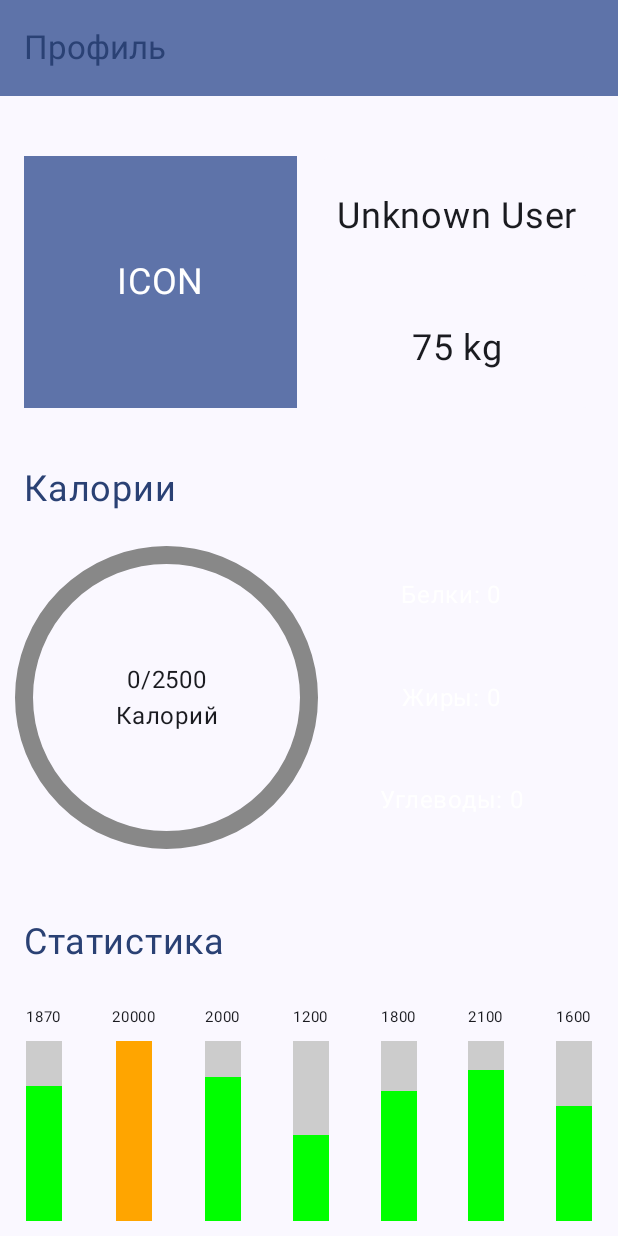
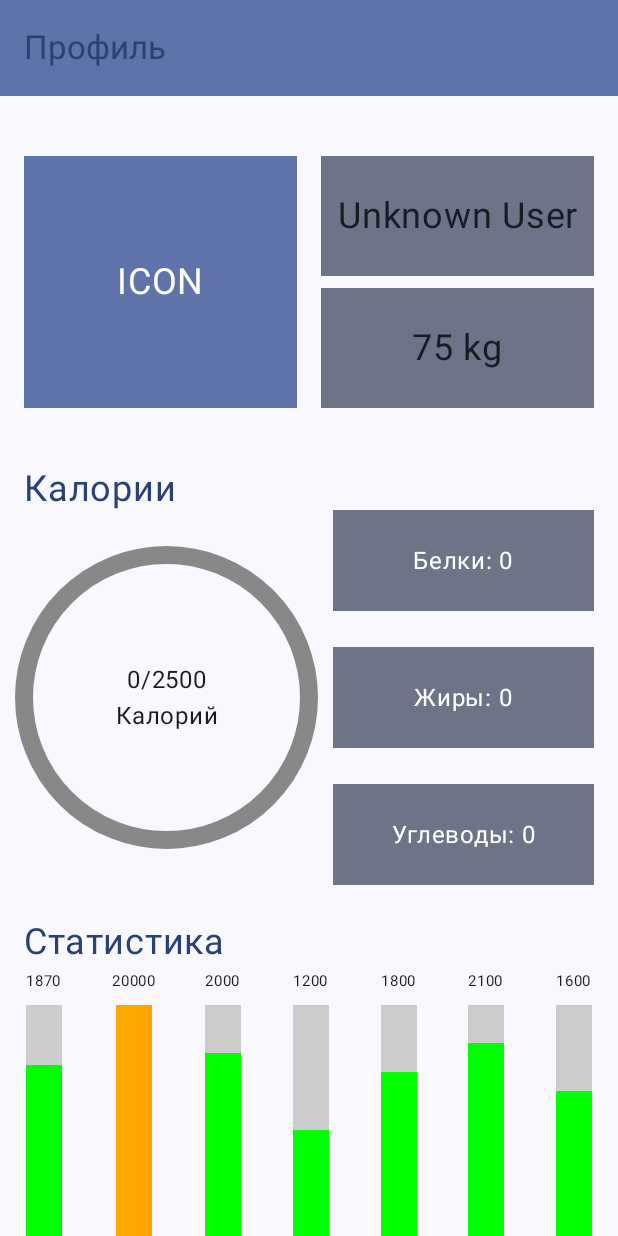
Before and after one commit to nFeen/ctracker, an Android app built with Jetpack Compose: the composable ProfileView shown on its own in the app's theme, on a phone screen of 412 x 824 dp. Run offline under Robolectric (Android 15) with nearby library versions, the phone set to English and light mode, and no system bars; 2 statements that could not run were skipped.

Commit message:
Added Spacers. Added Boxes with background in profile

```diff
--- a/app/src/main/java/com/example/ctracker/viewmodel/HomeViewModel.kt
+++ b/app/src/main/java/com/example/ctracker/viewmodel/HomeViewModel.kt
@@ -56,20 +56,4 @@ class HomeViewModel(
     private fun toggleVisibility(index: Int) {
         mealList[index].isProductListVisible.value = !mealList[index].isProductListVisible.value
     }
-
-    // Обновление текущего значения калорий
-    fun updateCalories(newCalories: Int) {
-        calorie.value = newCalories
-        user?.currentCalorie = newCalories // Сохраняем значение в репозитории пользователя
-    }
 }
-
-data class MealModel(
-    val name: String, // Название приема пищи
-    val productList: List<Meal>, // Список продуктов
-    var isProductListVisible: MutableState<Boolean>, // Булевое значение для видимости списка продуктов
-    val toggleProductList: () -> Unit // Функция для переключения видимости
-) {
-    val totalCalories: Int
-        get() = productList.sumOf { it.calories.toInt() } // Суммируем калории всех продуктов
-}
--- /dev/null
+++ b/app/src/main/java/com/example/ctracker/viewmodel/MealModel.kt
@@ -0,0 +1,14 @@
+package com.example.ctracker.viewmodel
+
+import androidx.compose.runtime.MutableState
+import com.example.ctracker.entity.Meal
+
+data class MealModel(
+    val name: String, // Название приема пищи
+    val productList: List<Meal>, // Список продуктов
+    var isProductListVisible: MutableState<Boolean>, // Булевое значение для видимости списка продуктов
+    val toggleProductList: () -> Unit // Функция для переключения видимости
+) {
+    val totalCalories: Int
+        get() = productList.sumOf { it.calories.toInt() } // Суммируем калории всех продуктов
+}
--- a/app/src/main/java/com/example/ctracker/views/LoginView.kt
+++ b/app/src/main/java/com/example/ctracker/views/LoginView.kt
@@ -112,6 +112,7 @@ fun LoginContent(
                 ) {
                     Text(text = "Войти")
                 }
+                Spacer(modifier = Modifier.height(200.dp))
             }
 
             Column(
--- a/app/src/main/java/com/example/ctracker/views/ProfileView.kt
+++ b/app/src/main/java/com/example/ctracker/views/ProfileView.kt
@@ -100,17 +100,15 @@ fun ProfileContent(
                         modifier = Modifier
                             .fillMaxWidth()
                             .weight(1f)
-                            .background(
-                                MaterialTheme.colorScheme.surface,
-                                shape = RoundedCornerShape(8.dp)
-                            ),
+                            .background(MaterialTheme.colorScheme.secondaryContainer),
                         contentAlignment = Alignment.Center
                     ) {
                         Text(
                             text = userName,
                             fontSize = 24.sp,
                             color = MaterialTheme.colorScheme.onSurface,
-                            modifier = Modifier.padding(horizontal = 8.dp)
+                            modifier = Modifier.padding(horizontal = 8.dp),
+                            textAlign = TextAlign.Center
                         )
                     }
 
@@ -120,10 +118,7 @@ fun ProfileContent(
                         modifier = Modifier
                             .fillMaxWidth()
                             .weight(1f)
-                            .background(
-                                MaterialTheme.colorScheme.surface,
-                                shape = RoundedCornerShape(8.dp)
-                            ),
+                            .background(MaterialTheme.colorScheme.secondaryContainer),
                         contentAlignment = Alignment.Center
                     ) {
                         Text(
@@ -198,25 +193,56 @@ fun ProfileContent(
                 Column(
                     modifier = Modifier
                         .weight(1f)
-                        .fillMaxHeight(),
+                        .fillMaxHeight()
+                        .padding(start = 16.dp),
                     verticalArrangement = Arrangement.SpaceEvenly,
                     horizontalAlignment = Alignment.CenterHorizontally
                 ) {
+                    Box(
+                        modifier = Modifier
+                            .fillMaxWidth()
+                            .background(MaterialTheme.colorScheme.secondaryContainer)
+                            .padding(16.dp)
+                            .weight(1f)
+                    ) {
                         Text(
+                            modifier = Modifier.align(Alignment.Center),
                             text = "Белки: $protein",
                             fontSize = TextUnit(20f, TextUnitType.Unspecified),
                             color = MaterialTheme.colorScheme.onPrimaryContainer
                         )
+                    }
+                    Spacer(modifier = Modifier.height(24.dp))
+
+                    Box(
+                        modifier = Modifier
+                            .fillMaxWidth()
+                            .background(MaterialTheme.colorScheme.secondaryContainer)
+                            .padding(16.dp)
+                            .weight(1f),
+                    ) {
                         Text(
+                            modifier = Modifier.align(Alignment.Center),
                             text = "Жиры: $fats",
                             fontSize = TextUnit(20f, TextUnitType.Unspecified),
                             color = MaterialTheme.colorScheme.onPrimaryContainer
                         )
+                    }
+                    Spacer(modifier = Modifier.height(24.dp))
+                    Box(
+                        modifier = Modifier
+                            .fillMaxWidth()
+                            .background(MaterialTheme.colorScheme.secondaryContainer)
+                            .padding(16.dp)
+                            .weight(1f)
+                    ) {
                         Text(
+                            modifier = Modifier.align(Alignment.Center),
                             text = "Углеводы: $carbs",
                             fontSize = TextUnit(20f, TextUnitType.Unspecified),
                             color = MaterialTheme.colorScheme.onPrimaryContainer
                         )
+                    }
                 }
             }
 
@@ -235,6 +261,7 @@ fun ProfileContent(
                     .height(maxBarHeight.dp),
                 horizontalArrangement = Arrangement.SpaceBetween,
                 verticalAlignment = Alignment.Bottom
+
             ) {
                 chartData.forEach { (calories, date) ->
                     Column(
@@ -249,7 +276,7 @@ fun ProfileContent(
                         Box(
                             modifier = Modifier
                                 .width(24.dp)
-                                .height((maxBarHeight * 0.6f).dp)
+                                .height((maxBarHeight * 0.8f).dp)
                                 .background(Color.LightGray),
                             contentAlignment = Alignment.BottomCenter
                         ) {
@@ -287,6 +314,14 @@ fun ProfileContentPreview() {
         protein = 120,
         fats = 50,
         carbs = 200,
-        chartData = listOf(2500 to "19.11", 1800 to "20.11", 1700 to "21.11",1700 to "22.11",1700 to "23.11",1700 to "24.11", 1700 to "25.11")
+        chartData = listOf(
+            2500 to "19.11",
+            1800 to "20.11",
+            1700 to "21.11",
+            1700 to "22.11",
+            1700 to "23.11",
+            1700 to "24.11",
+            1700 to "25.11"
+        )
     )
 }
--- a/app/src/main/java/com/example/ctracker/views/RegistrationView.kt
+++ b/app/src/main/java/com/example/ctracker/views/RegistrationView.kt
@@ -115,7 +115,7 @@ fun RegisterContent(
                 ) {
                     Text(text = "Регистрация")
                 }
-
+                Spacer(modifier = Modifier.height(200.dp))
             }
 
             if (errorMessage.isNotEmpty()) {
```
Lines whose indentation alone changed are shown as unchanged.
